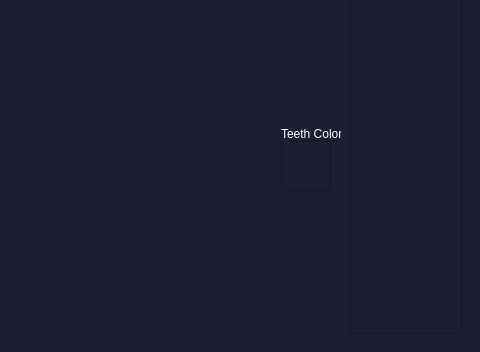
Above: app.ui from ahmed-sedky/smile-design before the change; both pictures show x 220 to 700 and y 88 to 440 of the 700 by 440 pixel window. Below: the same form after it.
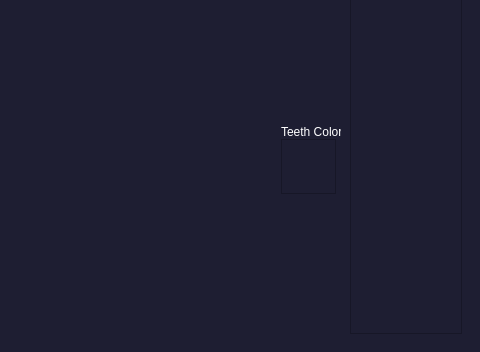
That is the form after the change.

What changed in the file:
```diff
--- a/app.ui
+++ b/app.ui
@@ -112,8 +112,8 @@
            <widget class="QGraphicsView" name="teethColor">
             <property name="maximumSize">
              <size>
-              <width>50</width>
-              <height>50</height>
+              <width>55</width>
+              <height>55</height>
              </size>
             </property>
             <property name="verticalScrollBarPolicy">
```
